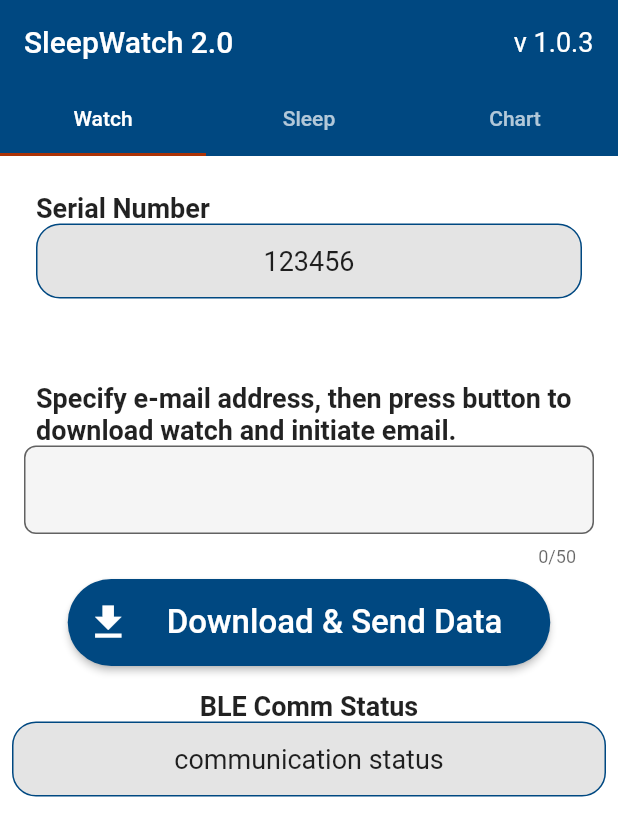
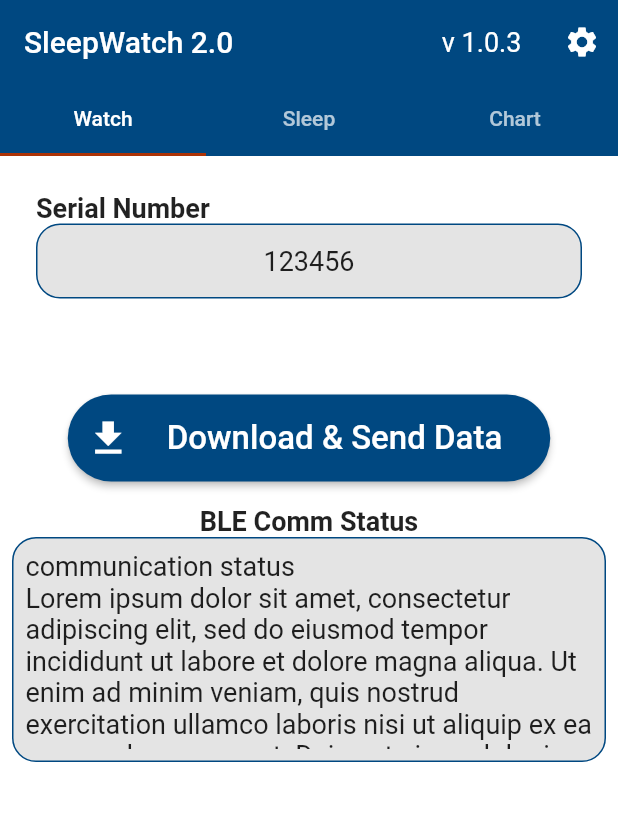
Before and after one commit to Bruner-Consulting/sleep_watch_2, a Flutter app: the screen it shows after launch, on a phone screen of 412 x 824 dp. Shown: the top 836 px of the screen. Run offline on Flutter 3.47's test engine with Material 2 defaults, Android fonts, the phone set to English and light mode, and no system bars; our stand-ins replace flex_color_scheme, package_info_plus, syncfusion_flutter_charts; missing offline and left inert: flutter_email_sender, flutter_reactive_ble, location_permissions.

Commit message:
Added ble communication window.  Added icons.

```diff
--- a/lib/WatchTab.dart
+++ b/lib/WatchTab.dart
@@ -361,47 +361,52 @@ class _WatchTabState extends State<WatchTab> {
                     padding: EdgeInsets.all(4.0),
                   ),
                 ),
-                const Padding(
-                  //THIS AREA FOR EMAIL ADDRESS FOR SENDING DATA FILES
-                  //right now can only enter email, does not send nor validate
-                  padding: EdgeInsets.symmetric(vertical: 0, horizontal: 8),
-                  child: Text(
-                    "Specify e-mail address, then press button to download watch and initiate email.",
-                    style: TextStyle(fontSize: 18, fontWeight: FontWeight.bold),
-                  ),
-                ),
-                Padding(
-                  padding:
-                      const EdgeInsets.symmetric(vertical: 0, horizontal: 0),
-                  child: TextField(
-                    //    controller: Email_Controller,
-                    cursorColor: Colors.grey,
-                    cursorHeight: 30,
-                    maxLines: 1,
-                    maxLength: 50,
-                    style: const TextStyle(fontWeight: FontWeight.normal),
-                    //style: Theme.of(context).textTheme.headline6,
-                    decoration: const InputDecoration(
-                      focusedBorder: OutlineInputBorder(
-                        borderSide: BorderSide(color: Colors.grey, width: 2),
-                        borderRadius: BorderRadius.all(Radius.circular(16)),
-                      ),
-                      border: OutlineInputBorder(
-                        borderRadius: BorderRadius.all(Radius.circular(8.0)),
-                      ),
-                    ),
-                    onChanged: (String value) {
-                      // final email = value;
-                    },
-                  ),
-                ), //END OF EMAIL AREA
+                // const Padding(
+                //   //THIS AREA FOR EMAIL ADDRESS FOR SENDING DATA FILES
+                //   //right now can only enter email, does not send nor validate
+                //   padding: EdgeInsets.symmetric(vertical: 0, horizontal: 8),
+                //   child: Text(
+                //     "Specify e-mail address, then press button to download watch and initiate email.",
+                //     style: TextStyle(fontSize: 18, fontWeight: FontWeight.bold),
+                //   ),
+                // ),
+                // Padding(
+                //   padding:
+                //       const EdgeInsets.symmetric(vertical: 0, horizontal: 0),
+                //   child: TextField(
+                //     //    controller: Email_Controller,
+                //     cursorColor: Colors.grey,
+                //     cursorHeight: 30,
+                //     maxLines: 1,
+                //     maxLength: 50,
+                //     style: const TextStyle(fontWeight: FontWeight.normal),
+                //     //style: Theme.of(context).textTheme.headline6,
+                //     decoration: const InputDecoration(
+                //       focusedBorder: OutlineInputBorder(
+                //         borderSide: BorderSide(color: Colors.grey, width: 2),
+                //         borderRadius: BorderRadius.all(Radius.circular(16)),
+                //       ),
+                //       border: OutlineInputBorder(
+                //         borderRadius: BorderRadius.all(Radius.circular(8.0)),
+                //       ),
+                //     ),
+                //     onChanged: (String value) {
+                //       // final email = value;
+                //     },
+                //   ),
+                // ), //END OF EMAIL AREA
               ],
             ),
           ), // User Notes
 
           Column(
             children: [
-              ElevatedButton.icon(
+              Container(
+                constraints: BoxConstraints(
+                    minWidth: (MediaQuery.of(context).size.width -
+                        100) /
+                        4),
+                child: ElevatedButton.icon(
                   style: const ButtonStyle(),
                   icon: const Icon(Icons.download, size: 30),
                   label: const Padding(
@@ -412,6 +417,7 @@ class _WatchTabState extends State<WatchTab> {
                   onPressed: () {
                     _startScan();
                   },
+                ),
               ),
               const Padding(
                 padding: EdgeInsets.fromLTRB(8, 16, 8, 0),
@@ -424,8 +430,10 @@ class _WatchTabState extends State<WatchTab> {
               Padding(
                   padding: const EdgeInsets.fromLTRB(8, 0, 8, 32),
                   child: Container(
+                    constraints: BoxConstraints(
+                        minWidth: (MediaQuery.of(context).size.width)),
                     // width: 300,
-                    height: 50,
+                    height: 150,
                     decoration: ShapeDecoration(
                         color: Theme.of(context).highlightColor,
                         // color: Colors.white,
@@ -435,9 +443,13 @@ class _WatchTabState extends State<WatchTab> {
                               width: 1,
                               color: Theme.of(context).colorScheme.primary,
                             ))),
-                    child: const Center(
-                        child: Text("communication status",
-                            style: TextStyle(fontSize: 18))),
+                    child: Padding(
+                      padding: const EdgeInsets.all(8.0),
+                      child: SingleChildScrollView(scrollDirection: Axis.vertical,
+                        child: Text("communication status\nLorem ipsum dolor sit amet, consectetur adipiscing elit, sed do eiusmod tempor incididunt ut labore et dolore magna aliqua. Ut enim ad minim veniam, quis nostrud exercitation ullamco laboris nisi ut aliquip ex ea commodo consequat. Duis aute irure dolor in reprehenderit in voluptate velit esse cillum dolore eu fugiat nulla pariatur. Excepteur sint occaecat cupidatat non proident, sunt in culpa qui officia deserunt mollit anim id est laborum.Finis.",
+                            style: TextStyle(fontSize: 18)),
+                      ),
+                    ),
                   )),
             ],
           ),
--- a/lib/main.dart
+++ b/lib/main.dart
@@ -91,12 +91,14 @@ class _MyHomePageState extends State<MyHomePage> {
             ),
           ),
           actions: [
+
             Padding(
               padding: const EdgeInsets.fromLTRB(4, 4, 12, 4),
               child: Row(
                 crossAxisAlignment: CrossAxisAlignment.center,
                 mainAxisAlignment: MainAxisAlignment.end,
                 children: [
+
                   Text(
                     "v 1.0.3 ",
                     //+ packageInfo.version,
@@ -105,6 +107,7 @@ class _MyHomePageState extends State<MyHomePage> {
                 ],
               ),
             ),
+            IconButton(onPressed: (){}, icon: Icon(Icons.settings)),
           ],
           bottom: TabBar(
             tabs: [
--- a/pubspec.yaml
+++ b/pubspec.yaml
@@ -44,6 +44,7 @@ dependencies:
 dev_dependencies:
   flutter_test:
     sdk: flutter
+
 
   # The "flutter_lints" package below contains a set of recommended lints to
   # encourage good coding practices. The lint set provided by the package is
```
Also changed, not shown: 58 other files. Lines whose indentation alone changed are shown as unchanged.
